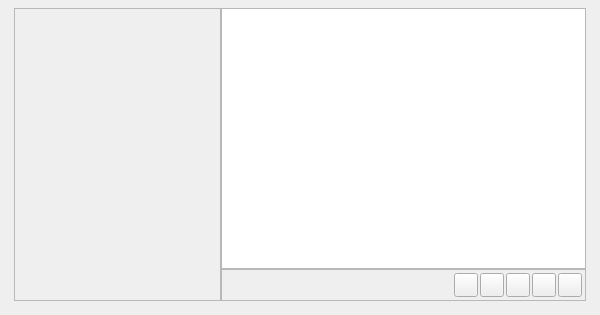
This is src/ui-forms/scene-source-dock.ui in SOOPLIVE/soop-studio as Qt 5 draws it before an edit. The edited form follows.
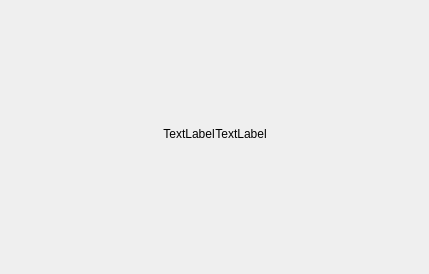
This is the edited form. The open tabs and pages were chosen to show the change. Custom widgets are drawn as their Qt base class.

What changed in the file:
```diff
--- a/src/ui-forms/scene-source-dock.ui
+++ b/src/ui-forms/scene-source-dock.ui
@@ -1,19 +1,25 @@
 <?xml version="1.0" encoding="UTF-8"?>
 <ui version="4.0">
- <class>AFSceneSourceDockWidget</class>
- <widget class="AFQBaseDockWidget" name="AFSceneSourceDockWidget">
+ <class>AFSceneSourceWidget</class>
+ <widget class="QWidget" name="AFSceneSourceWidget">
   <property name="geometry">
    <rect>
     <x>0</x>
     <y>0</y>
-    <width>600</width>
-    <height>315</height>
+    <width>429</width>
+    <height>274</height>
    </rect>
   </property>
+  <property name="sizePolicy">
+   <sizepolicy hsizetype="Ignored" vsizetype="Preferred">
+    <horstretch>0</horstretch>
+    <verstretch>0</verstretch>
+   </sizepolicy>
+  </property>
   <property name="minimumSize">
    <size>
-    <width>600</width>
-    <height>280</height>
+    <width>0</width>
+    <height>0</height>
    </size>
   </property>
   <property name="acceptDrops">
@@ -28,20 +34,37 @@
   <property name="windowTitle">
    <string>Basic.SceneSourceDock.Title</string>
   </property>
-  <widget class="QWidget" name="widget_DockContents">
-   <property name="enabled">
-    <bool>true</bool>
-   </property>
+  <property name="autoFillBackground">
+   <bool>false</bool>
+  </property>
+  <property name="styleSheet">
+   <string notr="true"/>
+  </property>
+  <layout class="QHBoxLayout" name="horizontalLayout_3">
+   <property name="spacing">
+    <number>0</number>
+   </property>
+   <property name="leftMargin">
+    <number>0</number>
+   </property>
+   <property name="topMargin">
+    <number>0</number>
+   </property>
+   <property name="rightMargin">
+    <number>0</number>
+   </property>
+   <property name="bottomMargin">
+    <number>0</number>
+   </property>
+   <item>
+    <widget class="QWidget" name="dockContainer" native="true">
    <property name="sizePolicy">
-    <sizepolicy hsizetype="Expanding" vsizetype="Expanding">
+      <sizepolicy hsizetype="Preferred" vsizetype="Preferred">
      <horstretch>0</horstretch>
      <verstretch>0</verstretch>
     </sizepolicy>
    </property>
-   <property name="styleSheet">
-    <string notr="true"/>
-   </property>
-   <layout class="QHBoxLayout" name="horizontalLayout" stretch="0,0">
+     <layout class="QHBoxLayout" name="horizontalLayout">
     <property name="spacing">
      <number>0</number>
     </property>
@@ -49,13 +72,35 @@
      <number>14</number>
     </property>
     <property name="topMargin">
-     <number>8</number>
+       <number>7</number>
     </property>
     <property name="rightMargin">
      <number>14</number>
     </property>
     <property name="bottomMargin">
      <number>14</number>
+      </property>
+      <item>
+       <widget class="QStackedWidget" name="stackedWidget">
+        <property name="currentIndex">
+         <number>0</number>
+        </property>
+        <widget class="QWidget" name="page">
+         <layout class="QHBoxLayout" name="horizontalLayout_2">
+          <property name="spacing">
+           <number>0</number>
+          </property>
+          <property name="leftMargin">
+           <number>0</number>
+          </property>
+          <property name="topMargin">
+           <number>0</number>
+          </property>
+          <property name="rightMargin">
+           <number>0</number>
+          </property>
+          <property name="bottomMargin">
+           <number>0</number>
     </property>
     <item>
      <widget class="AFQSceneListView" name="sceneListFrame">
@@ -63,10 +108,13 @@
        <string notr="true"/>
       </property>
       <property name="frameShape">
-       <enum>QFrame::StyledPanel</enum>
+             <enum>QFrame::NoFrame</enum>
       </property>
       <property name="frameShadow">
-       <enum>QFrame::Raised</enum>
+             <enum>QFrame::Sunken</enum>
+            </property>
+            <property name="lineWidth">
+             <number>0</number>
       </property>
       <layout class="QVBoxLayout" name="sceneListVBoxLayout">
        <property name="leftMargin">
@@ -113,38 +161,12 @@
             <x>0</x>
             <y>0</y>
             <width>205</width>
-            <height>235</height>
+                  <height>253</height>
            </rect>
           </property>
          </widget>
         </widget>
        </item>
-       <item>
-        <layout class="QHBoxLayout" name="horizontalLayout_2">
-         <property name="topMargin">
-          <number>0</number>
-         </property>
-         <item>
-          <widget class="QLabel" name="labelEmpy2">
-           <property name="minimumSize">
-            <size>
-             <width>24</width>
-             <height>24</height>
-            </size>
-           </property>
-           <property name="maximumSize">
-            <size>
-             <width>24</width>
-             <height>24</height>
-            </size>
-           </property>
-           <property name="text">
-            <string/>
-           </property>
-          </widget>
-         </item>
-        </layout>
-       </item>
       </layout>
      </widget>
     </item>
@@ -154,7 +176,7 @@
        <number>0</number>
       </property>
       <property name="topMargin">
-       <number>0</number>
+             <number>1</number>
       </property>
       <item>
        <widget class="AFQSourceListView" name="sourceListView">
@@ -179,13 +201,13 @@
           <number>2</number>
          </property>
          <property name="leftMargin">
-          <number>0</number>
+                <number>5</number>
          </property>
          <property name="topMargin">
           <number>3</number>
          </property>
          <property name="rightMargin">
-          <number>3</number>
+                <number>5</number>
          </property>
          <property name="bottomMargin">
           <number>3</number>
@@ -350,6 +372,77 @@
     </item>
    </layout>
   </widget>
+        <widget class="QWidget" name="page_2">
+         <layout class="QHBoxLayout" name="horizontalLayout_4">
+          <property name="spacing">
+           <number>0</number>
+          </property>
+          <property name="leftMargin">
+           <number>0</number>
+          </property>
+          <property name="topMargin">
+           <number>0</number>
+          </property>
+          <property name="rightMargin">
+           <number>0</number>
+          </property>
+          <property name="bottomMargin">
+           <number>0</number>
+          </property>
+          <item>
+           <spacer name="horizontalSpacer_2">
+            <property name="orientation">
+             <enum>Qt::Horizontal</enum>
+            </property>
+            <property name="sizeHint" stdset="0">
+             <size>
+              <width>40</width>
+              <height>20</height>
+             </size>
+            </property>
+           </spacer>
+          </item>
+          <item>
+           <widget class="QLabel" name="labelBreaktimeName">
+            <property name="text">
+             <string>TextLabel</string>
+            </property>
+            <property name="alignment">
+             <set>Qt::AlignCenter</set>
+            </property>
+           </widget>
+          </item>
+          <item>
+           <widget class="QLabel" name="labelBreaktimeInfo">
+            <property name="text">
+             <string>TextLabel</string>
+            </property>
+            <property name="alignment">
+             <set>Qt::AlignCenter</set>
+            </property>
+           </widget>
+          </item>
+          <item>
+           <spacer name="horizontalSpacer_3">
+            <property name="orientation">
+             <enum>Qt::Horizontal</enum>
+            </property>
+            <property name="sizeHint" stdset="0">
+             <size>
+              <width>40</width>
+              <height>20</height>
+             </size>
+            </property>
+           </spacer>
+          </item>
+         </layout>
+        </widget>
+       </widget>
+      </item>
+     </layout>
+    </widget>
+   </item>
+  </layout>
   <action name="actionAddScene">
    <property name="checkable">
     <bool>false</bool>
@@ -392,12 +485,6 @@
   </action>
  </widget>
  <customwidgets>
-  <customwidget>
-   <class>AFQBaseDockWidget</class>
-   <extends>QDockWidget</extends>
-   <header>Blocks/CBaseDockWidget.h</header>
-   <container>1</container>
-  </customwidget>
   <customwidget>
    <class>AFQSourceListView</class>
    <extends>QListView</extends>
```
Left out of the diff: 132 changed lines with no effect on the pictures. Lines whose indentation alone changed are shown as unchanged.
